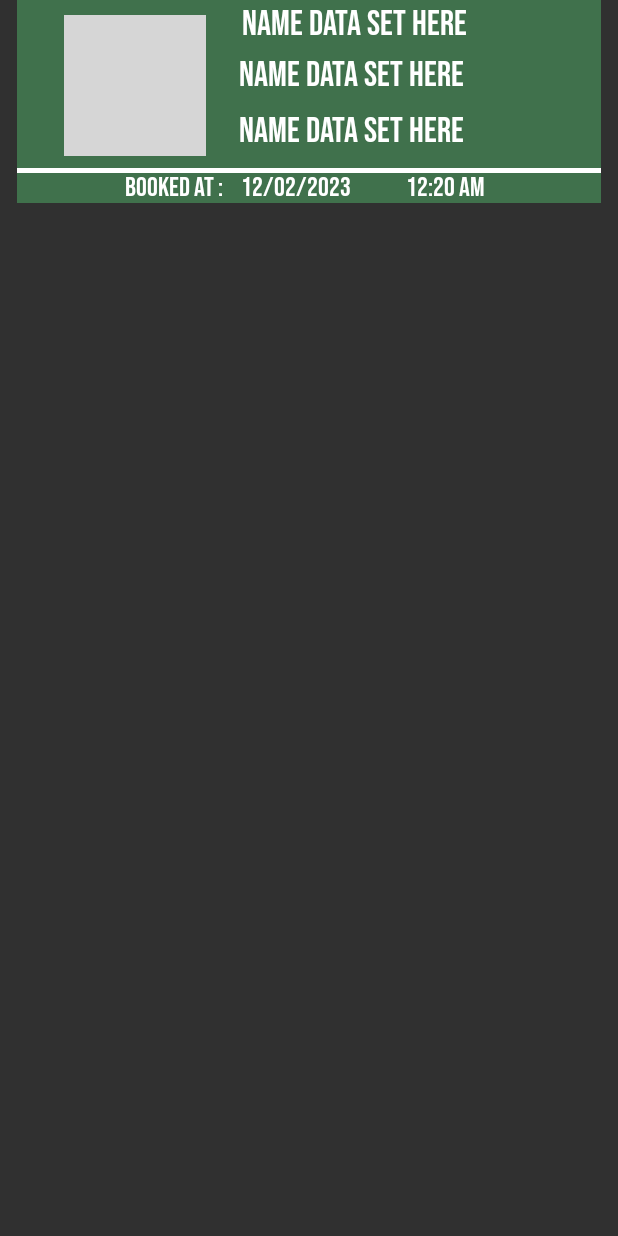
After one commit to pratik1024/DocTrack00, an Android app: the list_appt screen opened directly, with no data from a screen before it, on a phone screen of 412 x 824 dp. The commit adds this screen. Run offline under Robolectric (Android 15) with nearby library versions, the phone set to English and light mode, and no system bars; Roboto replaces fonts that are not available here; grey boxes are pictures that could not be loaded.

Commit message:
Activity 5 and List View Design Added

```diff
--- a/app/src/main/AndroidManifest.xml
+++ b/app/src/main/AndroidManifest.xml
@@ -11,6 +11,12 @@
         android:supportsRtl="true"
         android:theme="@style/Theme.Project_Test"
         tools:targetApi="31">
+        <activity
+            android:name=".list_appt"
+            android:exported="false" />
+        <activity
+            android:name=".MainActivity5"
+            android:exported="false" />
         <activity
             android:name=".MainActivity4"
             android:exported="false" />
--- /dev/null
+++ b/app/src/main/java/com/example/project_test/list_appt.java
@@ -0,0 +1,14 @@
+package com.example.project_test;
+
+import androidx.appcompat.app.AppCompatActivity;
+
+import android.os.Bundle;
+
+public class list_appt extends AppCompatActivity {
+
+    @Override
+    protected void onCreate(Bundle savedInstanceState) {
+        super.onCreate(savedInstanceState);
+        setContentView(R.layout.activity_list_appt);
+    }
+}
--- /dev/null
+++ b/app/src/main/res/drawable/baseline_add_24.xml
@@ -0,0 +1,5 @@
+<vector android:height="48dp" android:tint="#FFFFFF"
+    android:viewportHeight="24" android:viewportWidth="24"
+    android:width="48dp" xmlns:android="http://schemas.android.com/apk/res/android">
+    <path android:fillColor="@android:color/white" android:pathData="M19,13h-6v6h-2v-6H5v-2h6V5h2v6h6v2z"/>
+</vector>
--- /dev/null
+++ b/app/src/main/res/layout/activity_list_appt.xml
@@ -0,0 +1,188 @@
+<?xml version="1.0" encoding="utf-8"?>
+<androidx.constraintlayout.widget.ConstraintLayout xmlns:android="http://schemas.android.com/apk/res/android"
+    xmlns:app="http://schemas.android.com/apk/res-auto"
+    xmlns:tools="http://schemas.android.com/tools"
+    android:layout_width="match_parent"
+    android:layout_height="match_parent"
+    tools:context=".list_appt">
+
+    <androidx.constraintlayout.widget.Guideline
+        android:id="@+id/guideline"
+        android:layout_width="wrap_content"
+        android:layout_height="wrap_content"
+        android:orientation="vertical"
+        app:layout_constraintGuide_percent="0.05" />
+
+    <androidx.constraintlayout.widget.Guideline
+        android:id="@+id/guideline2"
+        android:layout_width="wrap_content"
+        android:layout_height="wrap_content"
+        android:orientation="vertical"
+        app:layout_constraintGuide_percent="0.95" />
+    <androidx.constraintlayout.widget.Guideline
+        android:id="@+id/guideline3"
+        android:layout_width="wrap_content"
+        android:layout_height="wrap_content"
+        android:orientation="vertical"
+        app:layout_constraintGuide_percent="0.35" />
+
+    <RelativeLayout
+        android:layout_width="389dp"
+        android:layout_height="135dp"
+        app:layout_constraintBottom_toBottomOf="parent"
+        app:layout_constraintEnd_toStartOf="@+id/guideline2"
+        app:layout_constraintStart_toEndOf="@id/guideline"
+        app:layout_constraintTop_toTopOf="parent"
+        app:layout_constraintVertical_bias="0.0"
+        android:background="@color/trans50_green">
+
+
+        <TextView
+            android:id="@+id/name_set"
+            android:layout_width="wrap_content"
+            android:layout_height="30dp"
+            android:layout_alignParentStart="true"
+            android:layout_alignParentTop="true"
+            android:layout_alignParentEnd="true"
+            android:layout_alignParentBottom="true"
+            android:layout_centerInParent="true"
+            android:layout_marginStart="150dp"
+            android:layout_marginTop="2dp"
+            android:layout_marginEnd="27dp"
+            android:layout_marginBottom="105dp"
+            android:fontFamily="@font/bebas_neue"
+            android:text="name data set here"
+            android:textColor="@color/white"
+            android:textSize="23sp" />
+
+        <TextView
+            android:id="@+id/depart_set"
+            android:layout_width="wrap_content"
+            android:layout_height="30dp"
+            android:layout_alignParentStart="true"
+            android:layout_alignParentTop="true"
+            android:layout_alignParentEnd="true"
+            android:layout_alignParentBottom="true"
+            android:layout_centerInParent="true"
+            android:layout_marginStart="148dp"
+            android:layout_marginTop="36dp"
+            android:layout_marginEnd="29dp"
+            android:layout_marginBottom="71dp"
+            android:fontFamily="@font/bebas_neue"
+            android:text="name data set here"
+            android:textColor="@color/white"
+            android:textSize="23sp" />
+
+        <TextView
+            android:id="@+id/time_set"
+            android:layout_width="100dp"
+            android:layout_height="30dp"
+            android:layout_alignParentStart="true"
+            android:layout_alignParentTop="true"
+            android:layout_alignParentEnd="true"
+            android:layout_alignParentBottom="true"
+            android:layout_centerInParent="true"
+            android:layout_marginStart="259dp"
+            android:layout_marginTop="114dp"
+            android:layout_marginEnd="52dp"
+            android:layout_marginBottom="1dp"
+            android:fontFamily="@font/bebas_neue"
+            android:text="12:20 AM"
+            android:textColor="@color/white"
+            android:textSize="18sp" />
+
+        <TextView
+            android:id="@+id/date_set2"
+            android:layout_width="100dp"
+            android:layout_height="30dp"
+            android:layout_alignParentStart="true"
+            android:layout_alignParentTop="true"
+            android:layout_alignParentEnd="true"
+            android:layout_alignParentBottom="true"
+            android:layout_centerInParent="true"
+            android:layout_marginStart="149dp"
+            android:layout_marginTop="114dp"
+            android:layout_marginEnd="162dp"
+            android:layout_marginBottom="1dp"
+            android:fontFamily="@font/bebas_neue"
+            android:text="12/02/2023"
+            android:textColor="@color/white"
+            android:textSize="18sp" />
+
+        <TextView
+            android:id="@+id/date_2"
+            android:layout_width="100dp"
+            android:layout_height="30dp"
+            android:layout_alignParentStart="true"
+            android:layout_alignParentTop="true"
+            android:layout_alignParentEnd="true"
+            android:layout_alignParentBottom="true"
+            android:layout_centerInParent="true"
+            android:layout_marginStart="72dp"
+            android:layout_marginTop="114dp"
+            android:layout_marginEnd="239dp"
+            android:layout_marginBottom="1dp"
+            android:fontFamily="@font/bebas_neue"
+            android:text="Booked At :"
+            android:textColor="@color/white"
+            android:textSize="18sp" />
+
+        <TextView
+            android:id="@+id/phone_set2"
+            android:layout_width="wrap_content"
+            android:layout_height="30dp"
+            android:layout_alignParentStart="true"
+            android:layout_alignParentTop="true"
+            android:layout_alignParentEnd="true"
+            android:layout_alignParentBottom="true"
+            android:layout_centerInParent="true"
+            android:layout_marginStart="148dp"
+            android:layout_marginTop="73dp"
+            android:layout_marginEnd="29dp"
+            android:layout_marginBottom="34dp"
+            android:fontFamily="@font/bebas_neue"
+            android:text="name data set here"
+            android:textColor="@color/white"
+            android:textSize="23sp" />
+
+        <ImageView
+            android:id="@+id/imageView9"
+            android:layout_width="match_parent"
+            android:layout_height="3dp"
+            android:layout_alignParentStart="true"
+            android:layout_alignParentTop="true"
+            android:layout_alignParentEnd="true"
+            android:layout_alignParentBottom="true"
+            android:layout_marginTop="112dp"
+            android:layout_marginEnd="0dp"
+            android:layout_marginBottom="20dp"
+            app:srcCompat="@drawable/line" />
+
+        <ImageView
+            android:id="@+id/imageView10"
+            android:layout_width="95dp"
+            android:layout_height="94dp"
+            android:layout_alignParentStart="true"
+            android:layout_alignParentTop="true"
+            android:layout_alignParentEnd="true"
+            android:layout_alignParentBottom="true"
+            android:layout_marginStart="31dp"
+            android:layout_marginTop="10dp"
+            android:layout_marginEnd="263dp"
+            android:layout_marginBottom="31dp"
+            tools:src="@tools:sample/avatars"
+            android:background="@drawable/circular_dp"/>
+
+
+    </RelativeLayout>
+
+
+    <androidx.constraintlayout.widget.Guideline
+        android:id="@+id/guideline_rl"
+        android:layout_width="wrap_content"
+        android:layout_height="wrap_content"
+        android:orientation="vertical"
+        app:layout_constraintGuide_percent="0.95" />
+
+
+</androidx.constraintlayout.widget.ConstraintLayout>
--- a/app/src/main/res/values/colors.xml
+++ b/app/src/main/res/values/colors.xml
@@ -3,4 +3,5 @@
     <color name="black">#FF000000</color>
     <color name="white">#FFFFFFFF</color>
     <color name="green">#63ff88</color>
+    <color name="trans50_green">#5063ff88</color>
 </resources>
```
Also changed, not shown: app/src/main/java/com/example/project_test/MainActivity5.java (added, +14 -0 lines), app/src/main/res/layout/activity_main5.xml (added, +241 -0 lines).
